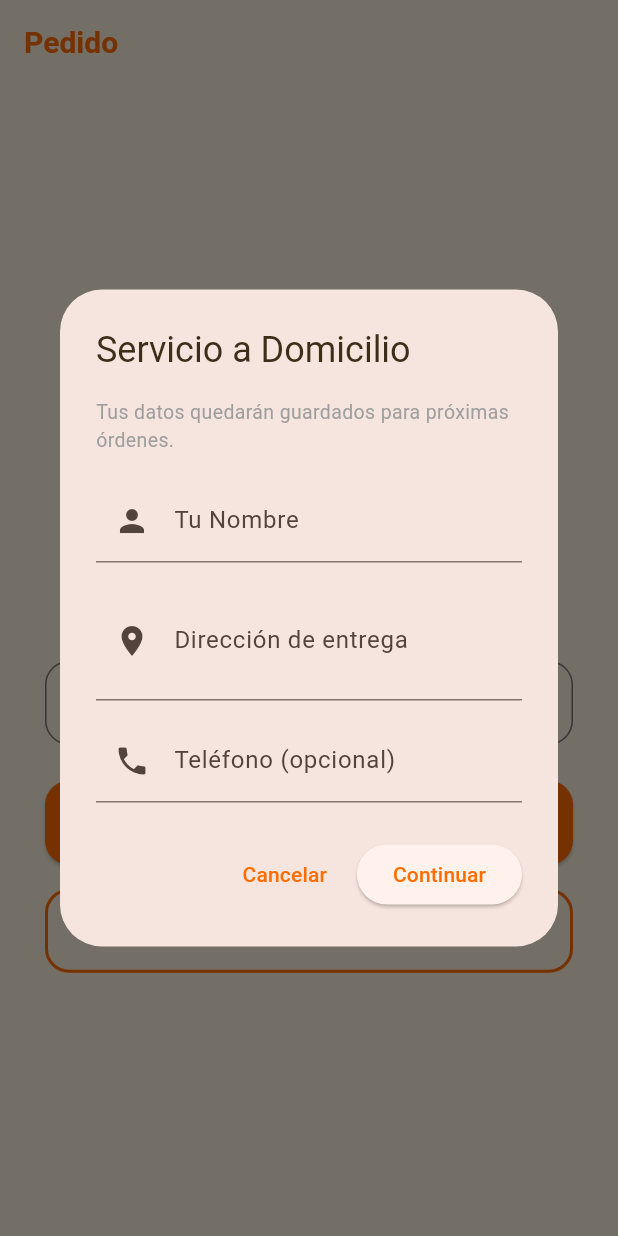
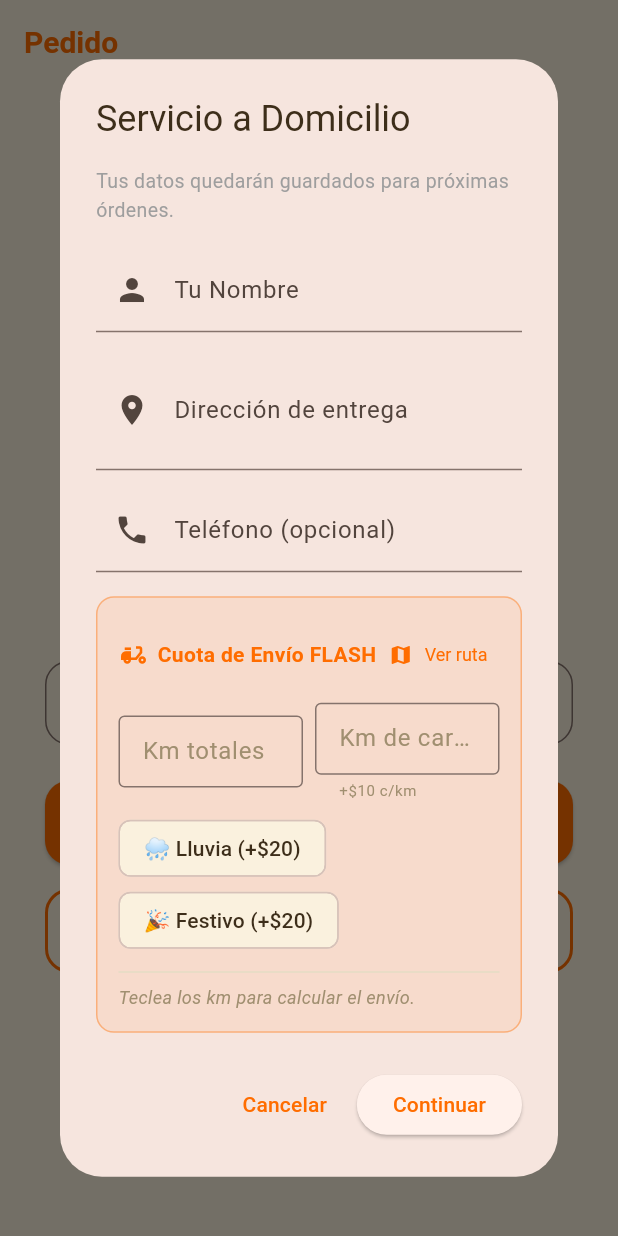
Before and after one commit to gorditasmh2020rigoberto/restaurant, a Flutter app: the ClientHomeView screen opened by its route, after a tap on "Servicio a Domicilio", on a phone screen of 412 x 824 dp. Run offline on Flutter 3.47's test engine with Material 3 defaults, Android fonts, the phone set to English and light mode, and no system bars; our stand-ins replace audioplayers, image_picker, pdf, printing, qr_flutter, shared_preferences and 1 more; missing offline and left inert: dart:html, dart:js, dart:js_interop, dart:ui_web; accounts and stored records are empty; key blocks and very long unbroken strings in the code were emptied for the run.

Commit message:
feat(delivery): calculador de cuota FLASH al pedir Servicio a Domicilio
Nuevo módulo de cálculo de cuota de delivery integrado en el flujo
del cliente "Servicio a Domicilio":

Tarifas base por zona:
  0 – 1.9 km    → \$35
  2 – 3 km      → \$40
  3.1 – 5.5 km  → \$50
  5.6 – 8 km    → \$60
  8.1 – 10 km   → \$70
  > 10 km       → \$70 + \$5 por cada km extra

Cargos adicionales:
  - Carretera: +\$10 por cada km de carretera (input aparte).
  - Lluvia: +\$20.
  - Festivo: +\$20.

Componentes nuevos:
- lib/services/delivery_fee.dart: lógica pura + direcciones oficiales
  de Maravillas y Pocitos + builder de URL de Google Maps.
- lib/widgets/delivery_fee_calculator.dart: widget reutilizable con
  input de km, km de carretera, toggles de lluvia/festivo, desglose
  y botón "Ver ruta" que abre Google Maps con origen=sucursal y
  destino=dirección del cliente.

Integración:
- client_home_view.dart: el diálogo "Servicio a Domicilio" del
  cliente ahora incluye el calculador después de los campos.
- La cuota total se guarda en SharedPreferences (delivery_fee)
  para que la pantalla de carrito la sume al total.

Nueva dependencia: url_launcher ^6.3.1.

Co-Authored-By: Claude Opus 4.7 <noreply@anthropic.com>

```diff
--- /dev/null
+++ b/lib/services/delivery_fee.dart
@@ -0,0 +1,84 @@
+/// Calculador de cuota de Servicio de Delivery FLASH.
+///
+/// Tarifas base por zona (km):
+///   0 – 1.9 km    → $35
+///   2 – 3 km      → $40
+///   3.1 – 5.5 km  → $50
+///   5.6 – 8 km    → $60
+///   8.1 – 10 km   → $70
+///   > 10 km       → $70 + ($5 por cada km arriba de 10)
+///
+/// Cargos adicionales:
+///   - Carretera: +$10 por cada km de carretera (input aparte).
+///   - Día lluvioso: +$20.
+///   - Día festivo: +$20.
+
+class DeliveryFeeBreakdown {
+  final double base; // por zona
+  final double extraKm; // > 10 km
+  final double carretera; // $10/km
+  final double rain; // +$20
+  final double holiday; // +$20
+  double get total => base + extraKm + carretera + rain + holiday;
+
+  const DeliveryFeeBreakdown({
+    required this.base,
+    required this.extraKm,
+    required this.carretera,
+    required this.rain,
+    required this.holiday,
+  });
+}
+
+double _baseForKm(double km) {
+  if (km <= 0) return 0;
+  if (km < 2) return 35;
+  if (km <= 3) return 40;
+  if (km <= 5.5) return 50;
+  if (km <= 8) return 60;
+  if (km <= 10) return 70;
+  // > 10
+  return 70;
+}
+
+DeliveryFeeBreakdown calculateDeliveryFee({
+  required double km,
+  double kmCarretera = 0,
+  bool rain = false,
+  bool holiday = false,
+}) {
+  final base = _baseForKm(km);
+  final extraKm = km > 10 ? (km - 10) * 5 : 0.0;
+  final carretera = kmCarretera * 10;
+  return DeliveryFeeBreakdown(
+    base: base,
+    extraKm: extraKm,
+    carretera: carretera,
+    rain: rain ? 20 : 0,
+    holiday: holiday ? 20 : 0,
+  );
+}
+
+/// Dirección oficial de cada sucursal (origen para calcular distancia
+/// en Google Maps). Si en el futuro se quiere mantener vía admin,
+/// migrar esto a admin_settings.
+const Map<String, String> kBranchAddresses = {
+  'Sucursal Maravillas':
+      'La Providencia 97-B, Esq. Siglo XXI, Aguascalientes',
+  'Sucursal Pocitos': 'Garza Sada 108, Aguascalientes',
+};
+
+/// URL de Google Maps con ruta desde la sucursal al destino del cliente.
+/// Si no hay dirección de cliente, abre solo la sucursal.
+String buildMapsRouteUrl({
+  required String branchName,
+  String? destinationAddress,
+}) {
+  final origin =
+      Uri.encodeComponent(kBranchAddresses[branchName] ?? branchName);
+  if (destinationAddress == null || destinationAddress.trim().isEmpty) {
+    return 'https://www.google.com/maps/search/?api=1&query=$origin';
+  }
+  final dest = Uri.encodeComponent(destinationAddress.trim());
+  return 'https://www.google.com/maps/dir/?api=1&origin=$origin&destination=$dest&travelmode=driving';
+}
--- a/lib/views/client_home_view.dart
+++ b/lib/views/client_home_view.dart
@@ -2,6 +2,8 @@ import 'package:flutter/material.dart';
 import 'package:shared_preferences/shared_preferences.dart';
 import 'package:supabase_flutter/supabase_flutter.dart';
 import '../globals.dart';
+import '../services/delivery_fee.dart';
+import '../widgets/delivery_fee_calculator.dart';
 import 'client_menu_view.dart';
 
 class ClientHomeView extends StatefulWidget {
@@ -165,14 +167,16 @@ class _ClientHomeViewState extends State<ClientHomeView> {
     );
     final addressCtrl = TextEditingController(text: savedAddress);
     final phoneCtrl = TextEditingController(text: savedPhone);
+    DeliveryFeeBreakdown? deliveryFee;
 
     if (!mounted) return;
 
     await showDialog<void>(
       context: context,
-      builder: (ctx) => AlertDialog(
-        title: const Text('Servicio a Domicilio'),
-        content: SingleChildScrollView(
+      builder: (ctx) => StatefulBuilder(builder: (ctx, setS) {
+        return AlertDialog(
+          title: const Text('Servicio a Domicilio'),
+          content: SingleChildScrollView(
           child: Column(
             mainAxisSize: MainAxisSize.min,
             crossAxisAlignment: CrossAxisAlignment.stretch,
@@ -196,6 +200,7 @@ class _ClientHomeViewState extends State<ClientHomeView> {
                 textCapitalization: TextCapitalization.sentences,
                 minLines: 1,
                 maxLines: 3,
+                onChanged: (_) => setS(() {}),
                 decoration: const InputDecoration(
                   labelText: 'Dirección de entrega',
                   prefixIcon: Icon(Icons.location_on),
@@ -210,6 +215,11 @@ class _ClientHomeViewState extends State<ClientHomeView> {
                   labelText: 'Teléfono (opcional)',
                   prefixIcon: Icon(Icons.phone),
                 ),
+              ),
+              const SizedBox(height: 16),
+              DeliveryFeeCalculator(
+                destinationAddress: addressCtrl.text,
+                onChanged: (b) => deliveryFee = b,
               ),
             ],
           ),
@@ -235,6 +245,12 @@ class _ClientHomeViewState extends State<ClientHomeView> {
               await prefs.setString('delivery_name', name);
               await prefs.setString('delivery_address', address);
               await prefs.setString('delivery_phone', phone);
+              final feeTotal = deliveryFee?.total ?? 0;
+              if (feeTotal > 0) {
+                await prefs.setDouble('delivery_fee', feeTotal);
+              } else {
+                await prefs.remove('delivery_fee');
+              }
               if (!ctx.mounted) return;
               Navigator.pop(ctx);
               // Reflejar el nombre en el campo principal
@@ -253,7 +269,8 @@ class _ClientHomeViewState extends State<ClientHomeView> {
             child: const Text('Continuar'),
           ),
         ],
-      ),
+        );
+      }),
     );
     nameCtrl.dispose();
     addressCtrl.dispose();
--- /dev/null
+++ b/lib/widgets/delivery_fee_calculator.dart
@@ -0,0 +1,273 @@
+import 'package:flutter/material.dart';
+import 'package:flutter/services.dart';
+import 'package:url_launcher/url_launcher.dart';
+import '../globals.dart';
+import '../services/delivery_fee.dart';
+
+/// Widget compacto que calcula la cuota de delivery FLASH a partir de:
+///  - km (input)
+///  - km de carretera (opcional)
+///  - toggles de lluvia / festivo
+///
+/// Llama [onChanged] cada vez que cambia el desglose, para que el
+/// formulario padre sume la cuota al total de la orden.
+class DeliveryFeeCalculator extends StatefulWidget {
+  final String? destinationAddress;
+  final ValueChanged<DeliveryFeeBreakdown> onChanged;
+
+  /// Valores iniciales (al editar una orden ya creada).
+  final double initialKm;
+  final double initialKmCarretera;
+  final bool initialRain;
+  final bool initialHoliday;
+
+  const DeliveryFeeCalculator({
+    super.key,
+    required this.onChanged,
+    this.destinationAddress,
+    this.initialKm = 0,
+    this.initialKmCarretera = 0,
+    this.initialRain = false,
+    this.initialHoliday = false,
+  });
+
+  @override
+  State<DeliveryFeeCalculator> createState() => _DeliveryFeeCalculatorState();
+}
+
+class _DeliveryFeeCalculatorState extends State<DeliveryFeeCalculator> {
+  late final TextEditingController _kmCtrl;
+  late final TextEditingController _kmCarrCtrl;
+  bool _rain = false;
+  bool _holiday = false;
+
+  @override
+  void initState() {
+    super.initState();
+    _kmCtrl = TextEditingController(
+        text: widget.initialKm > 0 ? widget.initialKm.toString() : '');
+    _kmCarrCtrl = TextEditingController(
+        text: widget.initialKmCarretera > 0
+            ? widget.initialKmCarretera.toString()
+            : '');
+    _rain = widget.initialRain;
+    _holiday = widget.initialHoliday;
+    WidgetsBinding.instance.addPostFrameCallback((_) => _emit());
+  }
+
+  @override
+  void dispose() {
+    _kmCtrl.dispose();
+    _kmCarrCtrl.dispose();
+    super.dispose();
+  }
+
+  void _emit() {
+    final km = double.tryParse(_kmCtrl.text.replaceAll(',', '.')) ?? 0;
+    final kmCarr =
+        double.tryParse(_kmCarrCtrl.text.replaceAll(',', '.')) ?? 0;
+    widget.onChanged(calculateDeliveryFee(
+      km: km,
+      kmCarretera: kmCarr,
+      rain: _rain,
+      holiday: _holiday,
+    ));
+  }
+
+  Future<void> _openMaps() async {
+    final url = Uri.parse(buildMapsRouteUrl(
+      branchName: Globals.currentBranch,
+      destinationAddress: widget.destinationAddress,
+    ));
+    if (!await launchUrl(url, mode: LaunchMode.externalApplication)) {
+      if (mounted) {
+        ScaffoldMessenger.of(context).showSnackBar(
+          const SnackBar(content: Text('No se pudo abrir Maps')),
+        );
+      }
+    }
+  }
+
+  @override
+  Widget build(BuildContext context) {
+    final km = double.tryParse(_kmCtrl.text.replaceAll(',', '.')) ?? 0;
+    final kmCarr =
+        double.tryParse(_kmCarrCtrl.text.replaceAll(',', '.')) ?? 0;
+    final fee = calculateDeliveryFee(
+      km: km,
+      kmCarretera: kmCarr,
+      rain: _rain,
+      holiday: _holiday,
+    );
+    return Container(
+      padding: const EdgeInsets.all(14),
+      decoration: BoxDecoration(
+        color: const Color(0xFFFF6D00).withValues(alpha: 0.08),
+        borderRadius: BorderRadius.circular(12),
+        border: Border.all(
+            color: const Color(0xFFFF6D00).withValues(alpha: 0.4)),
+      ),
+      child: Column(
+        crossAxisAlignment: CrossAxisAlignment.start,
+        mainAxisSize: MainAxisSize.min,
+        children: [
+          Row(
+            children: [
+              const Icon(Icons.delivery_dining,
+                  color: Color(0xFFFF6D00), size: 20),
+              const SizedBox(width: 6),
+              const Text(
+                'Cuota de Envío FLASH',
+                style: TextStyle(
+                  color: Color(0xFFFF6D00),
+                  fontWeight: FontWeight.bold,
+                  fontSize: 14,
+                ),
+              ),
+              const Spacer(),
+              TextButton.icon(
+                onPressed: _openMaps,
+                icon: const Icon(Icons.map, size: 16),
+                label: const Text('Ver ruta'),
+                style: TextButton.styleFrom(
+                  foregroundColor: const Color(0xFFFF6D00),
+                  padding:
+                      const EdgeInsets.symmetric(horizontal: 8, vertical: 4),
+                  textStyle: const TextStyle(fontSize: 12),
+                ),
+              ),
+            ],
+          ),
+          const SizedBox(height: 8),
+          Row(
+            children: [
+              Expanded(
+                child: TextField(
+                  controller: _kmCtrl,
+                  keyboardType:
+                      const TextInputType.numberWithOptions(decimal: true),
+                  inputFormatters: [
+                    FilteringTextInputFormatter.allow(RegExp(r'[0-9.,]')),
+                  ],
+                  onChanged: (_) => setState(_emit),
+                  style: const TextStyle(color: Color(0xFF3D2E1A)),
+                  decoration: const InputDecoration(
+                    labelText: 'Km totales',
+                    labelStyle: TextStyle(color: Color(0xFFA08F70)),
+                    isDense: true,
+                    border: OutlineInputBorder(),
+                  ),
+                ),
+              ),
+              const SizedBox(width: 8),
+              Expanded(
+                child: TextField(
+                  controller: _kmCarrCtrl,
+                  keyboardType:
+                      const TextInputType.numberWithOptions(decimal: true),
+                  inputFormatters: [
+                    FilteringTextInputFormatter.allow(RegExp(r'[0-9.,]')),
+                  ],
+                  onChanged: (_) => setState(_emit),
+                  style: const TextStyle(color: Color(0xFF3D2E1A)),
+                  decoration: const InputDecoration(
+                    labelText: 'Km de carretera',
+                    labelStyle: TextStyle(color: Color(0xFFA08F70)),
+                    isDense: true,
+                    helperText: '+\$10 c/km',
+                    helperStyle: TextStyle(
+                        color: Color(0xFFA08F70), fontSize: 10),
+                    border: OutlineInputBorder(),
+                  ),
+                ),
+              ),
+            ],
+          ),
+          const SizedBox(height: 8),
+          Wrap(
+            spacing: 8,
+            children: [
+              FilterChip(
+                label: const Text('🌧️ Lluvia (+\$20)'),
+                selected: _rain,
+                onSelected: (v) => setState(() {
+                  _rain = v;
+                  _emit();
+                }),
+                selectedColor:
+                    const Color(0xFFFF6D00).withValues(alpha: 0.25),
+                checkmarkColor: const Color(0xFFFF6D00),
+                labelStyle: const TextStyle(color: Color(0xFF3D2E1A)),
+              ),
+              FilterChip(
+                label: const Text('🎉 Festivo (+\$20)'),
+                selected: _holiday,
+                onSelected: (v) => setState(() {
+                  _holiday = v;
+                  _emit();
+                }),
+                selectedColor:
+                    const Color(0xFFFF6D00).withValues(alpha: 0.25),
+                checkmarkColor: const Color(0xFFFF6D00),
+                labelStyle: const TextStyle(color: Color(0xFF3D2E1A)),
+              ),
+            ],
+          ),
+          const SizedBox(height: 10),
+          const Divider(height: 1, color: Color(0xFFE5DCC4)),
+          const SizedBox(height: 8),
+          if (fee.base > 0) ...[
+            _line('Base por zona', fee.base),
+            if (fee.extraKm > 0) _line('Km extra (>10)', fee.extraKm),
+            if (fee.carretera > 0) _line('Carretera', fee.carretera),
+            if (fee.rain > 0) _line('Lluvia', fee.rain),
+            if (fee.holiday > 0) _line('Festivo', fee.holiday),
+            const SizedBox(height: 4),
+            Row(
+              mainAxisAlignment: MainAxisAlignment.spaceBetween,
+              children: [
+                const Text('TOTAL ENVÍO',
+                    style: TextStyle(
+                      color: Color(0xFF3D2E1A),
+                      fontWeight: FontWeight.w900,
+                      fontSize: 13,
+                    )),
+                Text('\$${fee.total.toStringAsFixed(0)}',
+                    style: const TextStyle(
+                      color: Color(0xFFFF6D00),
+                      fontWeight: FontWeight.w900,
+                      fontSize: 18,
+                    )),
+              ],
+            ),
+          ] else
+            const Text(
+              'Teclea los km para calcular el envío.',
+              style: TextStyle(
+                  color: Color(0xFFA08F70),
+                  fontSize: 12,
+                  fontStyle: FontStyle.italic),
+            ),
+        ],
+      ),
+    );
+  }
+
+  Widget _line(String label, double amount) {
+    return Padding(
+      padding: const EdgeInsets.symmetric(vertical: 1),
+      child: Row(
+        mainAxisAlignment: MainAxisAlignment.spaceBetween,
+        children: [
+          Text(label,
+              style: const TextStyle(color: Color(0xFF7A6E5A), fontSize: 12)),
+          Text('+\$${amount.toStringAsFixed(0)}',
+              style: const TextStyle(
+                  color: Color(0xFF7A6E5A),
+                  fontSize: 12,
+                  fontWeight: FontWeight.w600)),
+        ],
+      ),
+    );
+  }
+}
--- a/pubspec.yaml
+++ b/pubspec.yaml
@@ -44,6 +44,7 @@ dependencies:
   shared_preferences: ^2.5.4
   intl: ^0.19.0
   qr_flutter: ^4.1.0
+  url_launcher: ^6.3.1
 
 dev_dependencies:
   flutter_test:
```
Also changed, not shown: pubspec.lock.
